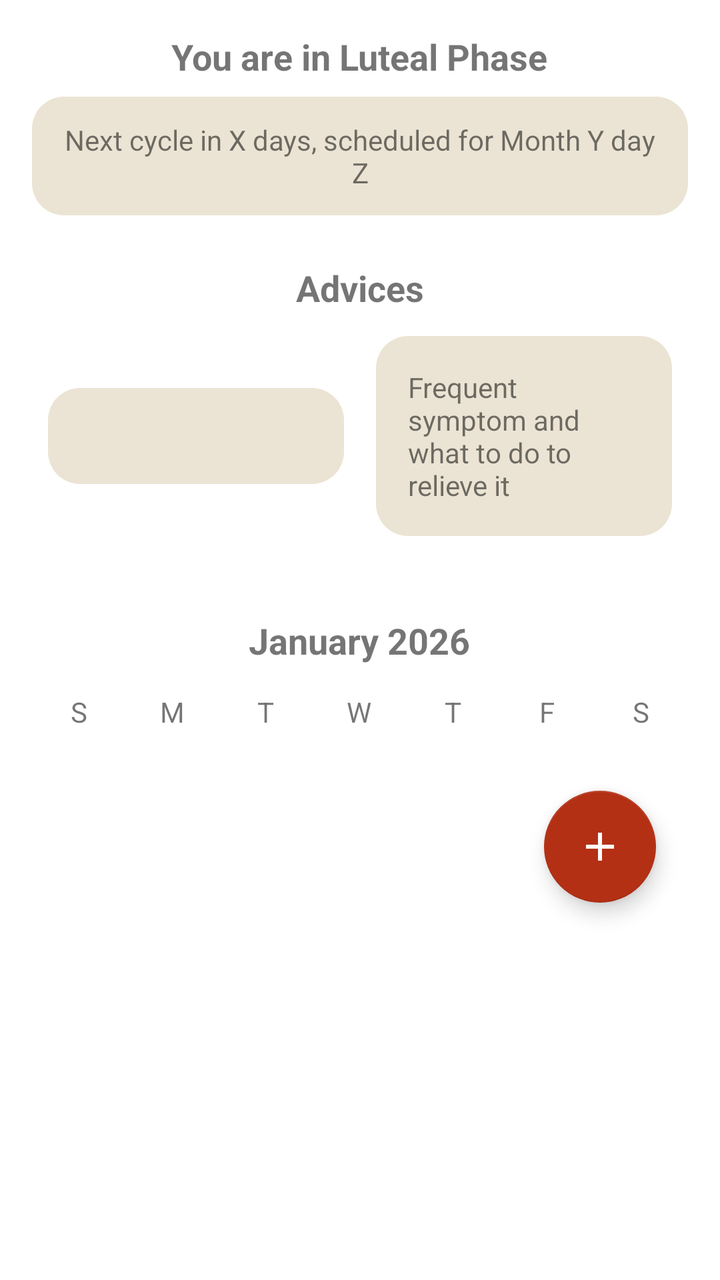
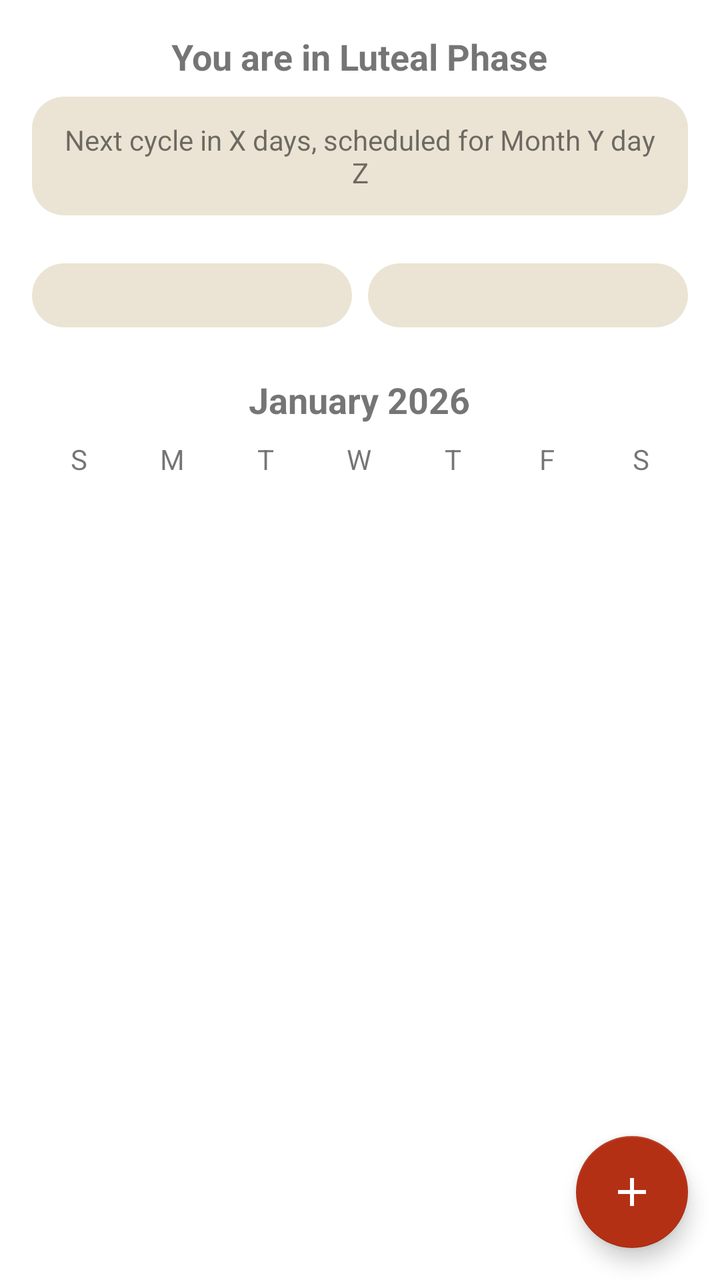

An Android layout rendered at two revisions. The XML below is the earlier revision; the diff shows what the commit changed to produce the second picture.
<!-- AndroidManifest.xml: application theme Theme.LunaFlow -->
<!-- res/layout/activity_main.xml -->
<androidx.core.widget.NestedScrollView
    xmlns:android="http://schemas.android.com/apk/res/android"
    xmlns:app="http://schemas.android.com/apk/res-auto"
    android:layout_width="match_parent"
    android:layout_height="match_parent"
    android:padding="16dp"
    android:background="@color/white">

    <LinearLayout
        android:layout_width="match_parent"
        android:layout_height="wrap_content"
        android:orientation="vertical"
        android:gravity="center_horizontal"
        android:spacing="16dp">

        
        <LinearLayout
            android:layout_width="match_parent"
            android:layout_height="wrap_content"
            android:gravity="center_horizontal"
            android:orientation="vertical">

            <TextView
                android:id="@+id/currentPhase"
                android:layout_width="wrap_content"
                android:layout_height="wrap_content"
                android:gravity="center"
                android:text="You are in Luteal Phase"
                android:textSize="18sp"
                android:textStyle="bold" />

            <LinearLayout
                android:layout_width="wrap_content"
                android:layout_height="wrap_content"
                android:layout_marginTop="8dp"
                android:background="@drawable/rounded_background"
                android:gravity="center"
                android:padding="12dp">

                <TextView
                    android:id="@+id/nextCycle"
                    android:layout_width="wrap_content"
                    android:layout_height="wrap_content"
                    android:gravity="center"
                    android:text="Next cycle in X days, scheduled for Month Y day Z"
                    android:textSize="14sp" />
            </LinearLayout>
        </LinearLayout>

        
        <LinearLayout
            android:layout_width="match_parent"
            android:layout_height="wrap_content"
            android:layout_marginTop="24dp"
            android:orientation="vertical">

            <TextView
                android:layout_width="wrap_content"
                android:layout_height="wrap_content"
                android:layout_gravity="center_horizontal"
                android:layout_marginBottom="12dp"
                android:text="Advices"
                android:textSize="18sp"
                android:textStyle="bold" />

            <LinearLayout
                android:layout_width="match_parent"
                android:layout_height="wrap_content"
                android:layout_marginHorizontal="8dp"
                android:layout_marginBottom="16dp"
                android:gravity="center"
                android:orientation="horizontal"
                android:weightSum="2">

                
                <LinearLayout
                    android:layout_width="0dp"
                    android:layout_height="wrap_content"
                    android:layout_marginEnd="8dp"
                    android:layout_weight="1"
                    android:background="@drawable/rounded_background"
                    android:orientation="vertical"
                    android:padding="16dp">

                    <androidx.recyclerview.widget.RecyclerView
                        android:id="@+id/adviceRecyclerView"
                        android:layout_width="match_parent"
                        android:layout_height="wrap_content"
                        android:layout_marginHorizontal="8dp"
                        android:layout_marginBottom="16dp"
                        android:scrollbars="vertical" />
                </LinearLayout>

                
                <LinearLayout
                    android:layout_width="0dp"
                    android:layout_height="wrap_content"
                    android:layout_marginStart="8dp"
                    android:layout_weight="1"
                    android:background="@drawable/rounded_background"
                    android:orientation="vertical"
                    android:padding="16dp">

                    <TextView
                        android:layout_width="wrap_content"
                        android:layout_height="wrap_content"
                        android:text="Frequent symptom and what to do to relieve it"
                        android:textSize="14sp" />
                </LinearLayout>
            </LinearLayout>
        </LinearLayout>

        
        <LinearLayout
            android:layout_width="match_parent"
            android:layout_height="wrap_content"
            android:layout_marginTop="24dp"
            android:orientation="vertical">

            <TextView
                android:id="@+id/calendarMonthYear"
                android:layout_width="wrap_content"
                android:layout_height="wrap_content"
                android:layout_gravity="center_horizontal"
                android:layout_marginBottom="8dp"
                android:text="January 2026"
                android:textSize="18sp"
                android:textStyle="bold" />

            <LinearLayout
                android:layout_width="match_parent"
                android:layout_height="wrap_content"
                android:layout_marginBottom="8dp"
                android:gravity="center"
                android:orientation="horizontal">

                <TextView android:layout_width="0dp" android:layout_height="15pt" android:layout_weight="1" android:gravity="center" android:text="S" />
                <TextView android:layout_width="0dp" android:layout_height="15pt" android:layout_weight="1" android:gravity="center" android:text="M" />
                <TextView android:layout_width="0dp" android:layout_height="15pt" android:layout_weight="1" android:gravity="center" android:text="T" />
                <TextView android:layout_width="0dp" android:layout_height="15pt" android:layout_weight="1" android:gravity="center" android:text="W" />
                <TextView android:layout_width="0dp" android:layout_height="15pt" android:layout_weight="1" android:gravity="center" android:text="T" />
                <TextView android:layout_width="0dp" android:layout_height="15pt" android:layout_weight="1" android:gravity="center" android:text="F" />
                <TextView android:layout_width="0dp" android:layout_height="15pt" android:layout_weight="1" android:gravity="center" android:text="S" />
            </LinearLayout>

            <GridLayout
                android:id="@+id/calendarDaysGrid"
                android:layout_width="match_parent"
                android:layout_height="wrap_content"
                android:alignmentMode="alignMargins"
                android:columnCount="7"
                android:rowCount="6"
                android:useDefaultMargins="true" />
        </LinearLayout>

        
        <com.google.android.material.floatingactionbutton.FloatingActionButton
            android:id="@+id/btnLogChoice"
            android:layout_width="wrap_content"
            android:layout_height="wrap_content"
            android:layout_margin="16dp"
            android:layout_gravity="bottom|end"
            android:contentDescription="Go to Log Choice"
            android:src="@drawable/ic_add"
            app:backgroundTint="@color/mainRed" />
    </LinearLayout>
</androidx.core.widget.NestedScrollView>
<!-- resources referenced by this layout -->
<resources>
  <color name="mainRed">#B43015</color>
  <color name="white">#FFFFFFFF</color>
  <!-- drawable ic_add (drawable) -->
  <?xml version="1.0" encoding="utf-8"?>
  <vector xmlns:android="http://schemas.android.com/apk/res/android"
      android:width="30dp"
      android:height="30dp"
      android:viewportWidth="24"
      android:viewportHeight="24">
      <path
          android:fillColor="#FFFFFF"
          android:pathData="M19,13h-6v6h-2v-6H5v-2h6V5h2v6h6v2z"/>
  </vector>
  <!-- drawable rounded_background (drawable) -->
  <?xml version="1.0" encoding="utf-8"?>
  <shape xmlns:android="http://schemas.android.com/apk/res/android"
      android:shape="rectangle">
  
      <solid android:color="#EBE4D4" />
  
      <corners android:radius="16dp" />
  
  </shape>
  <style name="Theme.LunaFlow" parent="Theme.MaterialComponents.DayNight.NoActionBar">
          
          <item name="android:windowBackground">@color/white</item>
  
          
          <item name="colorPrimary">@color/colorPrimary</item>
          <item name="colorOnPrimary">@color/mainBrown</item>
  
          
          <item name="colorSecondary">@color/mainRed</item>
          <item name="colorOnSecondary">@color/white</item>
  
          
          <item name="android:statusBarColor">@color/colorPrimary</item>
  
          
          <item name="actionBarTheme">@style/AppActionBar</item>
  
          
          <item name="bottomNavigationStyle">@style/BottomNavStyle</item>
      </style>
  <color name="colorPrimary">#EBE4D4</color>
  <color name="mainBrown">#322323</color>
  <style name="AppActionBar" parent="Widget.MaterialComponents.Toolbar">
          <item name="android:layout_height">48dp</item>
          <item name="android:textSize">18sp</item>
          <item name="android:background">@color/colorPrimary</item>
          <item name="titleTextColor">@color/mainBrown</item>
          <item name="subtitleTextColor">@color/mainBrown</item>
          <item name="android:theme">@style/ToolbarTextTheme</item>
      </style>
  <style name="BottomNavStyle" parent="Widget.MaterialComponents.BottomNavigationView">
          <item name="android:layout_height">30dp</item>
          <item name="android:background">@color/colorPrimary</item>
      </style>
  <style name="ToolbarTextTheme" parent="ThemeOverlay.MaterialComponents.ActionBar">
          <item name="android:textColorPrimary">@color/mainBrown</item>
          <item name="android:textColorSecondary">@color/mainBrown</item>
          <item name="android:textColor">@color/mainBrown</item>
      </style>
</resources>

<!-- the commit's change to res/layout/activity_main.xml (unified diff, before → after) -->
@@ -1,167 +1,149 @@
-<androidx.core.widget.NestedScrollView
+<?xml version="1.0" encoding="utf-8"?>
+<androidx.coordinatorlayout.widget.CoordinatorLayout
     xmlns:android="http://schemas.android.com/apk/res/android"
     xmlns:app="http://schemas.android.com/apk/res-auto"
     android:layout_width="match_parent"
-    android:layout_height="match_parent"
-    android:padding="16dp"
-    android:background="@color/white">
+    android:layout_height="match_parent">
 
-    <LinearLayout
+    <androidx.core.widget.NestedScrollView
         android:layout_width="match_parent"
-        android:layout_height="wrap_content"
-        android:orientation="vertical"
-        android:gravity="center_horizontal"
-        android:spacing="16dp">
+        android:layout_height="match_parent"
+        android:clipToPadding="false"
+        android:fillViewport="true"
+        android:padding="16dp"
+        android:paddingBottom="70dp">
 
-        
         <LinearLayout
             android:layout_width="match_parent"
             android:layout_height="wrap_content"
+            android:orientation="vertical"
             android:gravity="center_horizontal"
-            android:orientation="vertical">
+            android:spacing="16dp">
 
-            <TextView
-                android:id="@+id/currentPhase"
-                android:layout_width="wrap_content"
-                android:layout_height="wrap_content"
-                android:gravity="center"
-                android:text="You are in Luteal Phase"
-                android:textSize="18sp"
-                android:textStyle="bold" />
-
-            <LinearLayout
-                android:layout_width="wrap_content"
-                android:layout_height="wrap_content"
-                android:layout_marginTop="8dp"
-                android:background="@drawable/rounded_background"
-                android:gravity="center"
-                android:padding="12dp">
-
-                <TextView
-                    android:id="@+id/nextCycle"
-                    android:layout_width="wrap_content"
-                    android:layout_height="wrap_content"
-                    android:gravity="center"
-                    android:text="Next cycle in X days, scheduled for Month Y day Z"
-                    android:textSize="14sp" />
-            </LinearLayout>
-        </LinearLayout>
-
-        
-        <LinearLayout
-            android:layout_width="match_parent"
-            android:layout_height="wrap_content"
-            android:layout_marginTop="24dp"
-            android:orientation="vertical">
-
-            <TextView
-                android:layout_width="wrap_content"
-                android:layout_height="wrap_content"
-                android:layout_gravity="center_horizontal"
-                android:layout_marginBottom="12dp"
-                android:text="Advices"
-                android:textSize="18sp"
-                android:textStyle="bold" />
-
+            
             <LinearLayout
                 android:layout_width="match_parent"
                 android:layout_height="wrap_content"
-                android:layout_marginHorizontal="8dp"
-                android:layout_marginBottom="16dp"
-                android:gravity="center"
+                android:orientation="vertical"
+                android:gravity="center_horizontal">
+
+                <TextView
+                    android:id="@+id/currentPhase"
+                    android:layout_width="wrap_content"
+                    android:layout_height="wrap_content"
+                    android:text="You are in Luteal Phase"
+                    android:textSize="18sp"
+                    android:textStyle="bold"
+                    android:gravity="center" />
+
+                <LinearLayout
+                    android:layout_width="wrap_content"
+                    android:layout_height="wrap_content"
+                    android:layout_marginTop="8dp"
+                    android:background="@drawable/rounded_background"
+                    android:gravity="center"
+                    android:padding="12dp">
+
+                    <TextView
+                        android:id="@+id/nextCycle"
+                        android:layout_width="wrap_content"
+                        android:layout_height="wrap_content"
+                        android:text="Next cycle in X days, scheduled for Month Y day Z"
+                        android:textSize="14sp"
+                        android:gravity="center" />
+                </LinearLayout>
+            </LinearLayout>
+
+            
+            <LinearLayout
+                android:layout_width="match_parent"
+                android:layout_height="wrap_content"
                 android:orientation="horizontal"
-                android:weightSum="2">
+                android:layout_marginTop="24dp"
+                android:weightSum="2"
+                android:gravity="center">
 
                 
                 <LinearLayout
                     android:layout_width="0dp"
                     android:layout_height="wrap_content"
-                    android:layout_marginEnd="8dp"
                     android:layout_weight="1"
+                    android:orientation="vertical"
                     android:background="@drawable/rounded_background"
-                    android:orientation="vertical"
-                    android:padding="16dp">
+                    android:padding="16dp"
+                    android:layout_marginEnd="8dp">
 
                     <androidx.recyclerview.widget.RecyclerView
                         android:id="@+id/adviceRecyclerView"
                         android:layout_width="match_parent"
                         android:layout_height="wrap_content"
-                        android:layout_marginHorizontal="8dp"
-                        android:layout_marginBottom="16dp"
-                        android:scrollbars="vertical" />
+                        android:scrollbars="vertical"/>
                 </LinearLayout>
 
                 
-                <LinearLayout
+                <androidx.recyclerview.widget.RecyclerView
+                    android:id="@+id/frequentSymptomRecyclerView"
                     android:layout_width="0dp"
                     android:layout_height="wrap_content"
-                    android:layout_marginStart="8dp"
                     android:layout_weight="1"
                     android:background="@drawable/rounded_background"
-                    android:orientation="vertical"
-                    android:padding="16dp">
+                    android:padding="16dp"
+                    android:scrollbars="vertical"/>
+            </LinearLayout>
 
-                    <TextView
-                        android:layout_width="wrap_content"
-                        android:layout_height="wrap_content"
-                        android:text="Frequent symptom and what to do to relieve it"
-                        android:textSize="14sp" />
-                </LinearLayout>
-            </LinearLayout>
-        </LinearLayout>
-
-        
-        <LinearLayout
-            android:layout_width="match_parent"
-            android:layout_height="wrap_content"
-            android:layout_marginTop="24dp"
-            android:orientation="vertical">
-
-            <TextView
-                android:id="@+id/calendarMonthYear"
-                android:layout_width="wrap_content"
-                android:layout_height="wrap_content"
-                android:layout_gravity="center_horizontal"
-                android:layout_marginBottom="8dp"
-                android:text="January 2026"
-                android:textSize="18sp"
-                android:textStyle="bold" />
-
+            
             <LinearLayout
                 android:layout_width="match_parent"
                 android:layout_height="wrap_content"
-                android:layout_marginBottom="8dp"
-                android:gravity="center"
-                android:orientation="horizontal">
+                android:orientation="vertical"
+                android:layout_marginTop="24dp">
 
-                <TextView android:layout_width="0dp" android:layout_height="15pt" android:layout_weight="1" android:gravity="center" android:text="S" />
-                <TextView android:layout_width="0dp" android:layout_height="15pt" android:layout_weight="1" android:gravity="center" android:text="M" />
-                <TextView android:layout_width="0dp" android:layout_height="15pt" android:layout_weight="1" android:gravity="center" android:text="T" />
-                <TextView android:layout_width="0dp" android:layout_height="15pt" android:layout_weight="1" android:gravity="center" android:text="W" />
-                <TextView android:layout_width="0dp" android:layout_height="15pt" android:layout_weight="1" android:gravity="center" android:text="T" />
-                <TextView android:layout_width="0dp" android:layout_height="15pt" android:layout_weight="1" android:gravity="center" android:text="F" />
-                <TextView android:layout_width="0dp" android:layout_height="15pt" android:layout_weight="1" android:gravity="center" android:text="S" />
+                <TextView
+                    android:id="@+id/calendarMonthYear"
+                    android:layout_width="wrap_content"
+                    android:layout_height="wrap_content"
+                    android:text="January 2026"
+                    android:textSize="18sp"
+                    android:textStyle="bold"
+                    android:layout_gravity="center_horizontal"
+                    android:layout_marginBottom="8dp"/>
+
+                <LinearLayout
+                    android:layout_width="match_parent"
+                    android:layout_height="wrap_content"
+                    android:orientation="horizontal"
+                    android:gravity="center"
+                    android:layout_marginBottom="8dp">
+
+                    <TextView android:layout_width="0dp" android:layout_height="wrap_content" android:layout_weight="1" android:gravity="center" android:text="S"/>
+                    <TextView android:layout_width="0dp" android:layout_height="wrap_content" android:layout_weight="1" android:gravity="center" android:text="M"/>
+                    <TextView android:layout_width="0dp" android:layout_height="wrap_content" android:layout_weight="1" android:gravity="center" android:text="T"/>
+                    <TextView android:layout_width="0dp" android:layout_height="wrap_content" android:layout_weight="1" android:gravity="center" android:text="W"/>
+                    <TextView android:layout_width="0dp" android:layout_height="wrap_content" android:layout_weight="1" android:gravity="center" android:text="T"/>
+                    <TextView android:layout_width="0dp" android:layout_height="wrap_content" android:layout_weight="1" android:gravity="center" android:text="F"/>
+                    <TextView android:layout_width="0dp" android:layout_height="wrap_content" android:layout_weight="1" android:gravity="center" android:text="S"/>
+                </LinearLayout>
+
+                <GridLayout
+                    android:id="@+id/calendarDaysGrid"
+                    android:layout_width="match_parent"
+                    android:layout_height="wrap_content"
+                    android:columnCount="7"
+                    android:rowCount="6"
+                    android:alignmentMode="alignMargins"
+                    android:useDefaultMargins="true"/>
             </LinearLayout>
+        </LinearLayout>
+    </androidx.core.widget.NestedScrollView>
 
-            <GridLayout
-                android:id="@+id/calendarDaysGrid"
-                android:layout_width="match_parent"
-                android:layout_height="wrap_content"
-                android:alignmentMode="alignMargins"
-                android:columnCount="7"
-                android:rowCount="6"
-                android:useDefaultMargins="true" />
-        </LinearLayout>
-
-        
-        <com.google.android.material.floatingactionbutton.FloatingActionButton
-            android:id="@+id/btnLogChoice"
-            android:layout_width="wrap_content"
-            android:layout_height="wrap_content"
-            android:layout_margin="16dp"
-            android:layout_gravity="bottom|end"
-            android:contentDescription="Go to Log Choice"
-            android:src="@drawable/ic_add"
-            app:backgroundTint="@color/mainRed" />
-    </LinearLayout>
-</androidx.core.widget.NestedScrollView>
+    
+    <com.google.android.material.floatingactionbutton.FloatingActionButton
+        android:id="@+id/btnLogChoice"
+        android:layout_width="wrap_content"
+        android:layout_height="wrap_content"
+        android:layout_gravity="bottom|end"
+        android:layout_margin="16dp"
+        android:src="@drawable/ic_add"
+        android:contentDescription="Go to Log Choice"
+        app:backgroundTint="@color/mainRed"/>
+</androidx.coordinatorlayout.widget.CoordinatorLayout>
